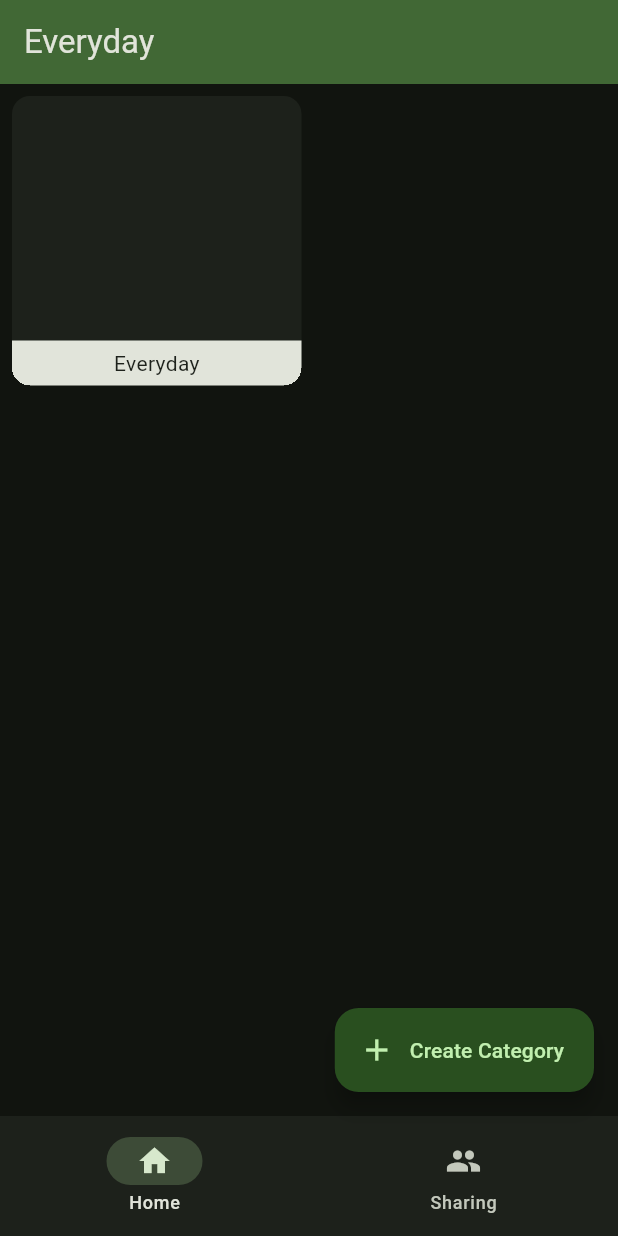
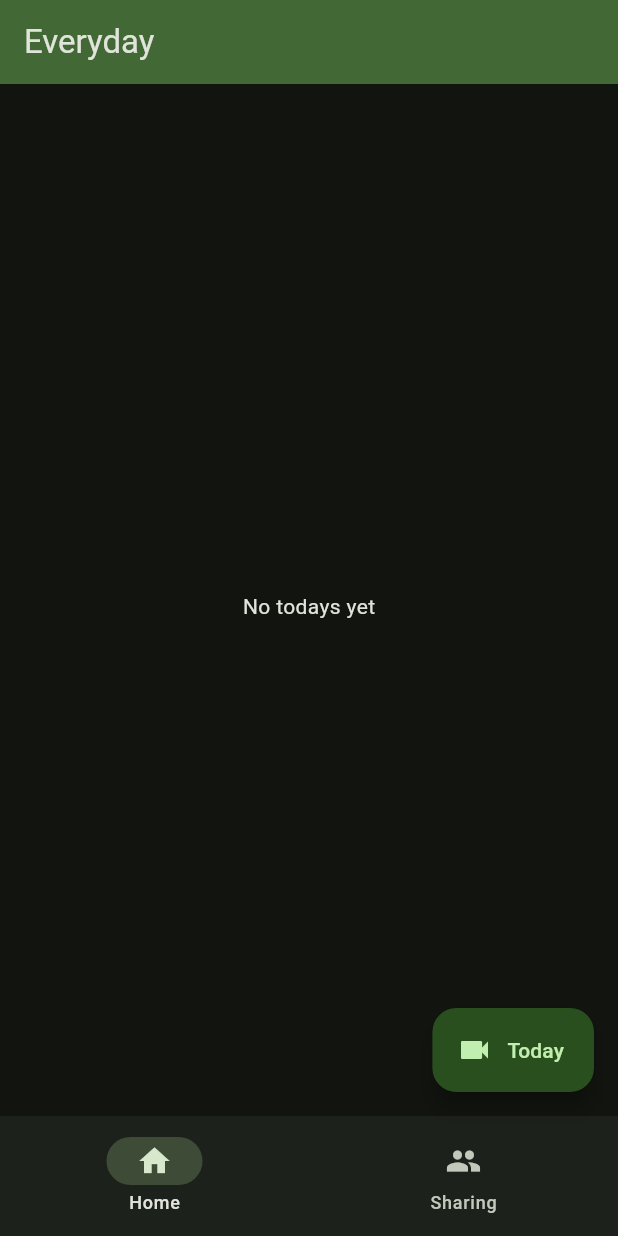
Before and after one commit to bolexyro/everyday, a Flutter app: the screen it shows after launch, on a phone screen of 412 x 824 dp. Run offline on Flutter 3.47's test engine with Material 3 defaults, Android fonts, the phone set to English and light mode, and no system bars; our stand-ins replace gap, image_picker; missing offline and left inert: media_kit, media_kit_video, video_thumbnail.

Commit message:
Change it to today and include video viewing

```diff
--- a/lib/components/categories_grid_view.dart
+++ /dev/null
@@ -1,38 +0,0 @@
-import 'package:flutter/material.dart';
-import 'package:flutter/rendering.dart';
-import 'package:myapp/components/category_block.dart';
-import 'package:myapp/models/category.dart';
-
-class CategoriesGridView extends StatelessWidget {
-  const CategoriesGridView({
-    super.key,
-    required this.categories,
-    required this.onScroll,
-  });
-  final List<Category> categories;
-  final void Function({required bool extend}) onScroll;
-
-  @override
-  Widget build(BuildContext context) {
-    return NotificationListener<ScrollNotification>(
-      onNotification: (scrollNotification) {
-        if (scrollNotification is UserScrollNotification) {
-          if (scrollNotification.direction == ScrollDirection.forward || scrollNotification.direction == ScrollDirection.reverse) {
-            onScroll(extend: false);
-          } else if (scrollNotification.metrics.atEdge) {
-            onScroll(extend: true);
-          }
-        }
-        return false;
-      },
-      child: GridView.count(
-        crossAxisCount: 2,
-        crossAxisSpacing: 10,
-        mainAxisSpacing: 10,
-        children: categories
-            .map((category) => CategoryBlock(category: category))
-            .toList(),
-      ),
-    );
-  }
-}
--- /dev/null
+++ b/lib/components/everyday_grid_view.dart
@@ -0,0 +1,41 @@
+import 'package:flutter/material.dart';
+import 'package:flutter/rendering.dart';
+import 'package:myapp/components/today_block.dart';
+import 'package:myapp/models/today.dart';
+
+class AllTodayGridView extends StatelessWidget {
+  const AllTodayGridView({
+    super.key,
+    required this.everyday,
+    required this.onScroll,
+  });
+  final List<Today> everyday;
+  final void Function({required bool extend}) onScroll;
+
+  @override
+  Widget build(BuildContext context) {
+    return NotificationListener<ScrollNotification>(
+      onNotification: (scrollNotification) {
+        if (scrollNotification is UserScrollNotification) {
+          if (scrollNotification.direction == ScrollDirection.forward ||
+              scrollNotification.direction == ScrollDirection.reverse) {
+            onScroll(extend: false);
+          } else if (scrollNotification.metrics.atEdge) {
+            onScroll(extend: true);
+          }
+        }
+        return false;
+      },
+      child: everyday.isEmpty
+          ? const Center(child: Text('No todays yet'))
+          : GridView.count(
+              crossAxisCount: 2,
+              crossAxisSpacing: 10,
+              mainAxisSpacing: 10,
+              children: everyday
+                  .map((category) => TodayBlock(today: category))
+                  .toList(),
+            ),
+    );
+  }
+}
--- a/lib/components/category_block.dart
+++ b/lib/components/today_block.dart
@@ -1,22 +1,20 @@
-import 'dart:io';
-
 import 'package:flutter/material.dart';
 import 'package:myapp/core/extensions.dart';
-import 'package:myapp/models/category.dart';
-import 'package:myapp/screens/category_screen.dart';
+import 'package:myapp/models/today.dart';
+import 'package:myapp/screens/today_screen.dart';
 
-class CategoryBlock extends StatelessWidget {
-  const CategoryBlock({
+class TodayBlock extends StatelessWidget {
+  const TodayBlock({
     super.key,
-    required this.category,
+    required this.today,
   });
 
-  final Category category;
+  final Today today;
   @override
   Widget build(BuildContext context) {
     return GestureDetector(
-      onTap: () => context.navigator
-          .push(context.route(CategoryScreen(category: category))),
+      onTap: () =>
+          context.navigator.push(context.route(TodayScreen(today: today))),
       child: Container(
         clipBehavior: Clip.hardEdge,
         alignment: Alignment.bottomCenter,
@@ -29,20 +27,18 @@ class CategoryBlock extends StatelessWidget {
         child: Column(
           children: [
             Expanded(
-              child: category.thumbnailPath == null
-                  ? Container()
-                  : Image.file(
-                      File(category.thumbnailPath!),
-                      fit: BoxFit.cover,
-                    ),
+              child: Image.memory(
+                today.thumbnail,
+                fit: BoxFit.fill,
+              ),
             ),
             Container(
               width: double.infinity,
               height: 30,
-              color: context.colorScheme.onSurface,
+              color: context.colorScheme.onSecondaryContainer,
               child: Center(
                 child: Text(
-                  category.name,
+                  today.date.formatDateWithShortDay,
                   style: TextStyle(color: context.colorScheme.surfaceContainer),
                 ),
               ),
--- a/lib/main.dart
+++ b/lib/main.dart
@@ -1,8 +1,13 @@
 import 'package:flutter/material.dart';
+import 'package:media_kit/media_kit.dart';
 import 'package:myapp/core/app_colors.dart';
 import 'package:myapp/screens/home_screen.dart';
 
 void main() {
+  WidgetsFlutterBinding.ensureInitialized();
+
+  MediaKit.ensureInitialized();
+
   runApp(const MyApp());
 }
 
@@ -19,7 +24,6 @@ class MyApp extends StatelessWidget {
           seedColor: AppColors.neonGreen,
           brightness: Brightness.dark,
         ),
-        // scaffoldBackgroundColor: AppColors.black,
         useMaterial3: true,
       ),
       home: const HomeScreen(),
--- a/lib/models/category.dart
+++ /dev/null
@@ -1,8 +0,0 @@
-class Category {
-  Category({
-    required this.name,
-    this.thumbnailPath,
-  });
-  final String name;
-  final String? thumbnailPath;
-}
--- /dev/null
+++ b/lib/models/today.dart
@@ -0,0 +1,14 @@
+import 'dart:typed_data';
+
+class Today {
+  Today({
+    required this.caption,
+    required this.videoPath,
+    required this.date,
+    required this.thumbnail,
+  });
+  final String caption;
+  final String videoPath;
+  final Uint8List thumbnail;
+  final DateTime date;
+}
--- a/lib/screens/home_screen.dart
+++ b/lib/screens/home_screen.dart
@@ -1,7 +1,9 @@
 import 'package:flutter/material.dart';
-import 'package:myapp/components/categories_grid_view.dart';
-import 'package:myapp/components/create_category_dialog.dart';
-import 'package:myapp/models/category.dart';
+import 'package:image_picker/image_picker.dart';
+import 'package:myapp/components/everyday_grid_view.dart';
+import 'package:myapp/components/today_caption_dialog.dart';
+import 'package:myapp/models/today.dart';
+import 'package:myapp/screens/sharing_tab.dart';
 
 class HomeScreen extends StatefulWidget {
   const HomeScreen({super.key});
@@ -11,14 +13,16 @@ class HomeScreen extends StatefulWidget {
 }
 
 class _HomeScreenState extends State<HomeScreen> {
+  final picker = ImagePicker();
+
   int _currentPageIndex = 0;
-  final List<Category> _categories = [Category(name: 'Everyday')];
+  final List<Today> _everyday = [];
 
   bool _fabIsExtended = true;
 
-  void _addCategory(Category category) {
+  void _addToday(Today today) {
     setState(() {
-      _categories.add(category);
+      _everyday.add(today);
     });
   }
 
@@ -38,28 +42,45 @@ class _HomeScreenState extends State<HomeScreen> {
       body: Padding(
         padding: const EdgeInsets.symmetric(horizontal: 8.0)
             .add(const EdgeInsets.only(top: 8)),
-        child: _categories.isEmpty
-            ? const Center(child: Text('No categories yet'))
-            : CategoriesGridView(
-                categories: _categories,
+        child: _currentPageIndex == 0
+            ? AllTodayGridView(
+                everyday: _everyday,
                 onScroll: _extendFab,
+              )
+            : const SharingTab(),
       ),
-      ),
-      floatingActionButton: FloatingActionButton.extended(
-        onPressed: () => showAdaptiveDialog(
+      floatingActionButton: _currentPageIndex == 1
+          ? null
+          : FloatingActionButton.extended(
+              onPressed: () async {
+                final XFile? video =
+                    await picker.pickVideo(source: ImageSource.camera);
+                if (video == null) {
+                  return;
+                }
+                if (mounted) {
+                  showAdaptiveDialog(
+                    // ignore: use_build_context_synchronously
                     context: context,
-          builder: (context) =>
-              CreateCategoryDialog(onCategoryCreated: _addCategory),
-        ),
+                    builder: (context) {
+                      return TodayCaptionDialog(
+                        onVideoCaptioned: _addToday,
+                        videoPath: video.path,
+                      );
+                    },
+                  );
+                }
+              },
               extendedIconLabelSpacing: _fabIsExtended ? 10 : 0,
-        extendedPadding:
-            _fabIsExtended ? null : const EdgeInsets.symmetric(horizontal: 16),
+              extendedPadding: _fabIsExtended
+                  ? null
+                  : const EdgeInsets.symmetric(horizontal: 16),
               label: AnimatedSize(
                 alignment: Alignment.centerLeft,
                 duration: const Duration(milliseconds: 100),
-          child: _fabIsExtended ? const Text('Create Category') : Container(),
+                child: _fabIsExtended ? const Text('Today') : Container(),
               ),
-        icon: const Icon(Icons.add),
+              icon: const Icon(Icons.videocam),
             ),
       bottomNavigationBar: NavigationBar(
         onDestinationSelected: (int index) {
--- a/pubspec.yaml
+++ b/pubspec.yaml
@@ -41,6 +41,9 @@ dependencies:
   image_picker: ^1.1.2
   video_thumbnail: ^0.5.3
   intl: ^0.19.0
+  media_kit: ^1.1.11
+  media_kit_video: ^1.2.5
+  media_kit_libs_video: ^1.0.5
 
 dev_dependencies:
   flutter_test:
```
Also changed, not shown: lib/components/create_category_dialog.dart (+117 -117 lines), lib/components/today_caption_dialog.dart (renamed from lib/components/video_caption_dialog.dart, +24 -14 lines), lib/core/extensions.dart (+8 -0 lines), lib/models/video.dart (deleted, +0 -14 lines), lib/screens/category_screen.dart (deleted, +0 -77 lines), lib/screens/sharing_tab.dart (added, +18 -0 lines), lib/screens/today_screen.dart (added, +48 -0 lines), pubspec.lock. Lines whose indentation alone changed are shown as unchanged.
